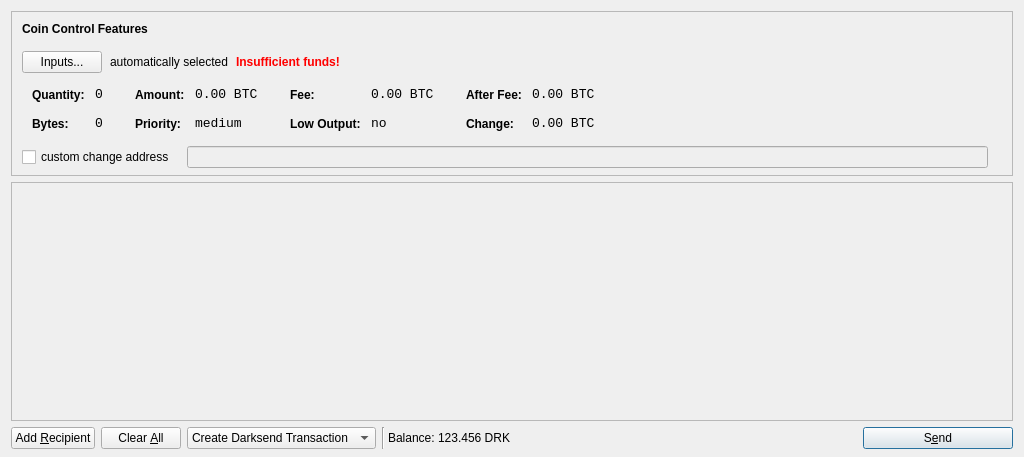
Above: src/qt/forms/sendcoinsdialog.ui from NarubyRiverlione/Spice before the change. Below: the same form after it.
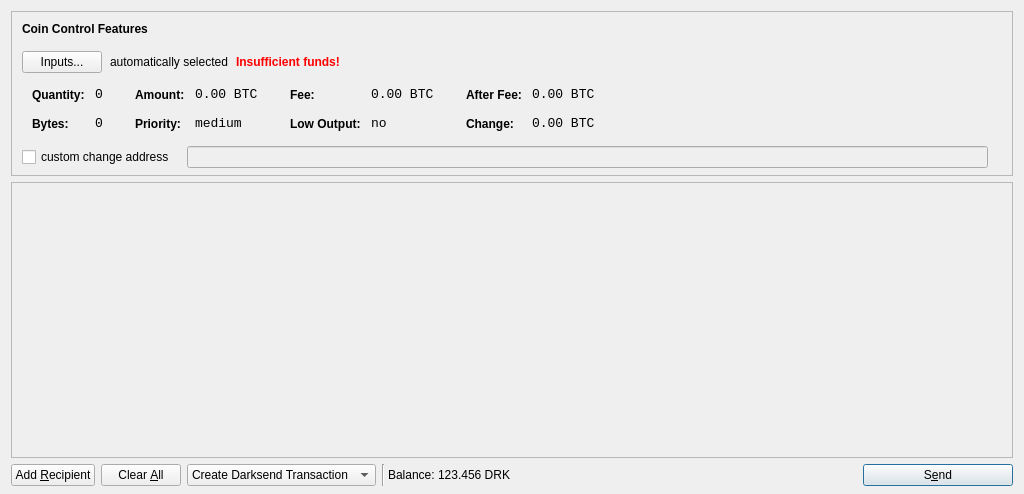
That is the form after the change. Icons and pictures are not drawn.

```diff
--- a/src/qt/forms/sendcoinsdialog.ui
+++ b/src/qt/forms/sendcoinsdialog.ui
@@ -7,7 +7,7 @@
     <x>0</x>
     <y>0</y>
     <width>1024</width>
-    <height>457</height>
+    <height>494</height>
    </rect>
   </property>
   <property name="windowTitle">
@@ -626,7 +626,7 @@
         <x>0</x>
         <y>0</y>
         <width>1004</width>
-        <height>209</height>
+        <height>246</height>
        </rect>
       </property>
       <layout class="QVBoxLayout" name="verticalLayout_2">
```
